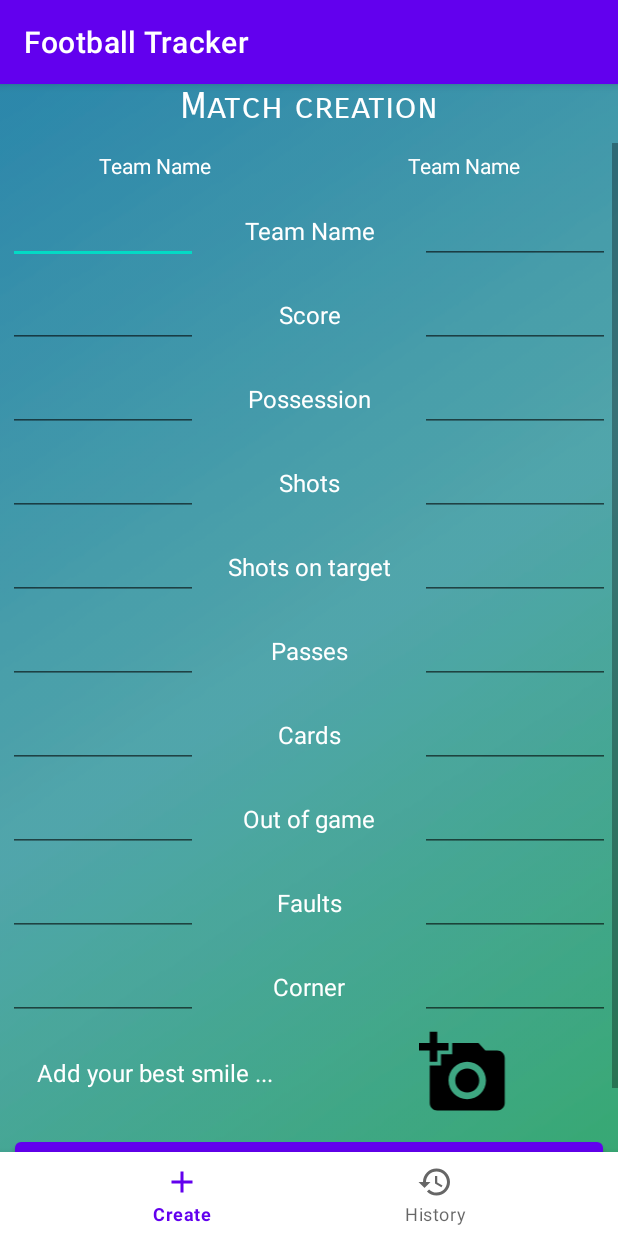
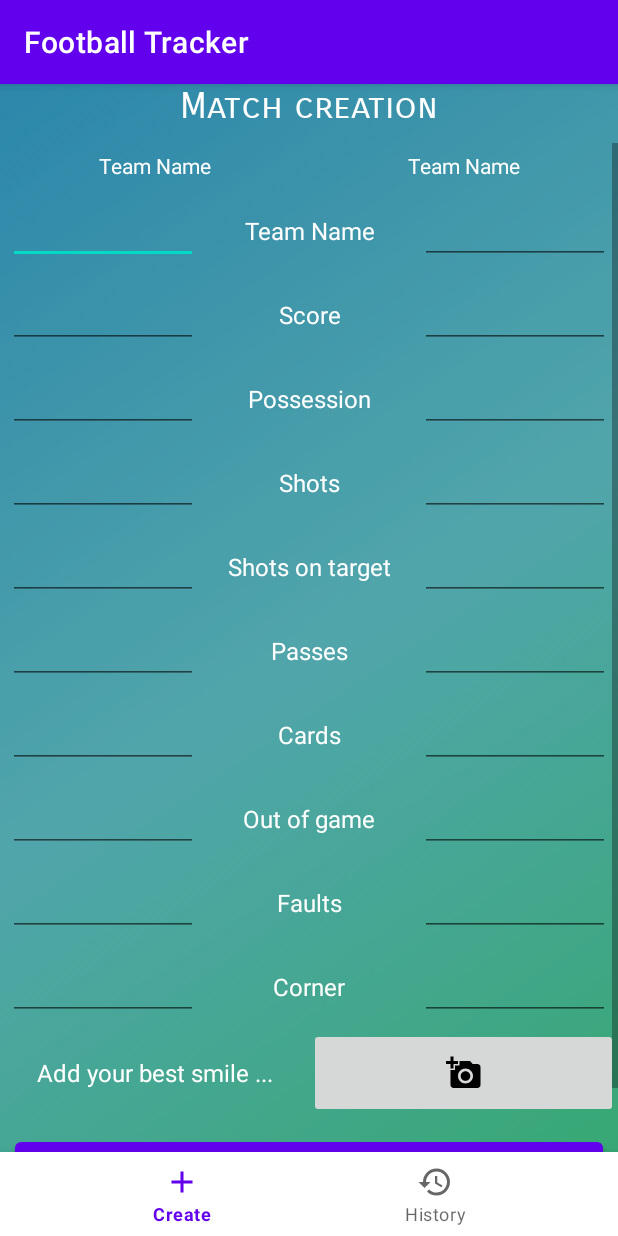
Before and after one commit to AntoninLmp/Football-Tracker, an Android app: the MatchCreation screen opened directly, with no data from a screen before it, on a phone screen of 412 x 824 dp. Run offline under Robolectric (Android 15) with nearby library versions, the phone set to English and light mode, and no system bars; Roboto replaces fonts that are not available here.

Commit message:
Camera Permission
Add Camera Button, camera permission

```diff
--- a/app/src/main/AndroidManifest.xml
+++ b/app/src/main/AndroidManifest.xml
@@ -2,7 +2,10 @@
 <manifest xmlns:android="http://schemas.android.com/apk/res/android"
     xmlns:tools="http://schemas.android.com/tools">
 
+    <!-- Required false for device without camera can use this app -->
+    <uses-feature android:name="android.hardware.camera" />
     <uses-permission android:name="android.permission.CAMERA"/>
+    <uses-permission android:name="android.permission.WRITE_EXTERNAL_STORAGE"/>
 
     <application
         android:allowBackup="true"
--- a/app/src/main/java/fr/android/footballtracker/MatchCreation.java
+++ b/app/src/main/java/fr/android/footballtracker/MatchCreation.java
@@ -1,24 +1,53 @@
 package fr.android.footballtracker;
 
+import android.Manifest;
+import android.content.ContentValues;
 import android.content.Intent;
+import android.content.pm.PackageManager;
+import android.graphics.Bitmap;
+import android.icu.text.SimpleDateFormat;
+import android.net.Uri;
 import android.os.Bundle;
+import android.os.Environment;
 import android.os.Handler;
+import android.provider.MediaStore;
+import android.view.View;
+import android.widget.Button;
+import android.widget.ImageButton;
+import android.widget.ImageView;
+import android.widget.Toast;
 
+import androidx.annotation.NonNull;
 import androidx.appcompat.app.AppCompatActivity;
+import androidx.core.app.ActivityCompat;
+import androidx.core.content.ContextCompat;
+import androidx.core.content.FileProvider;
 
 import com.google.android.material.bottomnavigation.BottomNavigationView;
 
+import java.io.File;
+import java.io.IOException;
+import java.io.OutputStream;
+import java.util.Date;
+
 public class MatchCreation extends AppCompatActivity {
-
+    private static final int PERMISSION_CAMERA_CODE = 100;
     BottomNavigationView bottomNavigationView;
     Handler handler;
+    ImageButton buttonPhoto;
+    Button buttonSave;
+
     @Override
     protected void onCreate(Bundle savedInstanceState) {
         super.onCreate(savedInstanceState);
         setContentView(R.layout.activity_match_creation);
+        handler = new Handler();
+
         bottomNavigationView = findViewById(R.id.bottomNavMenu);
+        buttonPhoto = findViewById(R.id.buttonPhoto);
+        buttonSave = findViewById(R.id.buttonSave);
 
-        handler = new Handler();
+
         bottomNavigationView.setOnItemSelectedListener(item -> {
             int id = item.getItemId();
             if (id == R.id.menuHistory) {
@@ -29,5 +58,42 @@ public class MatchCreation extends AppCompatActivity {
             }
             return true;
         });
+        buttonPhoto.setOnClickListener(new View.OnClickListener() {
+            @Override
+            public void onClick(View view) {
+                askPermission();
+            }
+        });
+        buttonSave.setOnClickListener(new View.OnClickListener() {
+            @Override
+            public void onClick(View view) {
+                Toast.makeText(MatchCreation.this, "Save", Toast.LENGTH_SHORT).show();
+            }
+        });
+    }
+
+    private void askPermission() {
+        // Check if the permission has been already been given
+        if(ContextCompat.checkSelfPermission(this, Manifest.permission.CAMERA) != PackageManager.PERMISSION_GRANTED){
+            ActivityCompat.requestPermissions(this, new String[]{Manifest.permission.CAMERA}, PERMISSION_CAMERA_CODE);
+        }else{
+            openCamera();
+        }
+    }
+
+    private void openCamera() {
+    }
+
+    @Override
+    public void onRequestPermissionsResult(int requestCode, @NonNull String[] permissions, @NonNull int[] grantResults) {
+        super.onRequestPermissionsResult(requestCode, permissions, grantResults);
+        if (requestCode == PERMISSION_CAMERA_CODE) {
+            if (grantResults.length > 0 && grantResults[0] == PackageManager.PERMISSION_GRANTED){
+                openCamera();
+            }else {
+                // It's means the user doesn't give the permission to use it
+                Toast.makeText(this, "Permission is required to use the camera", Toast.LENGTH_SHORT).show();
+            }
+        }
     }
 }
--- a/app/src/main/res/layout/activity_match_creation.xml
+++ b/app/src/main/res/layout/activity_match_creation.xml
@@ -428,15 +428,14 @@
                         android:textAlignment="center"
                         android:textColor="@color/white"
                         android:textSize="16sp" />
-                    <ImageView
+
+                    <ImageButton
+                        android:id="@+id/buttonPhoto"
                         android:layout_width="match_parent"
                         android:layout_height="60dp"
                         android:src="@drawable/baseline_add_a_photo_24"
-                        android:layout_weight="1">
-
-                    </ImageView>
+                        android:layout_weight="1" />
                 </LinearLayout>
-
                 <LinearLayout
                     android:layout_width="match_parent"
                     android:layout_height="match_parent"
@@ -444,7 +443,7 @@
                     android:orientation="horizontal">
 
                     <Button
-                        android:id="@+id/button"
+                        android:id="@+id/buttonSave"
                         android:layout_width="match_parent"
                         android:layout_height="wrap_content"
                         android:layout_margin="10dp"
```
